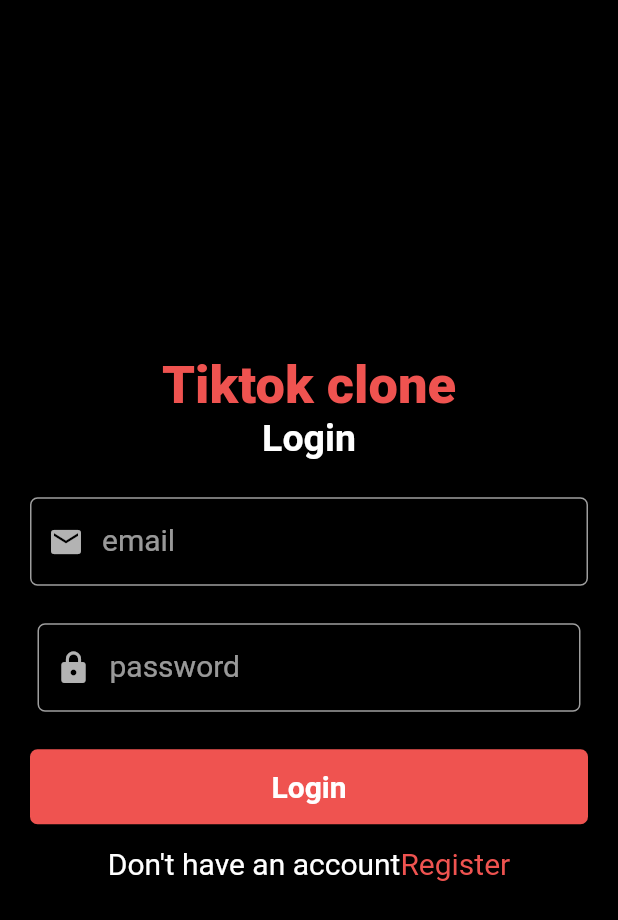
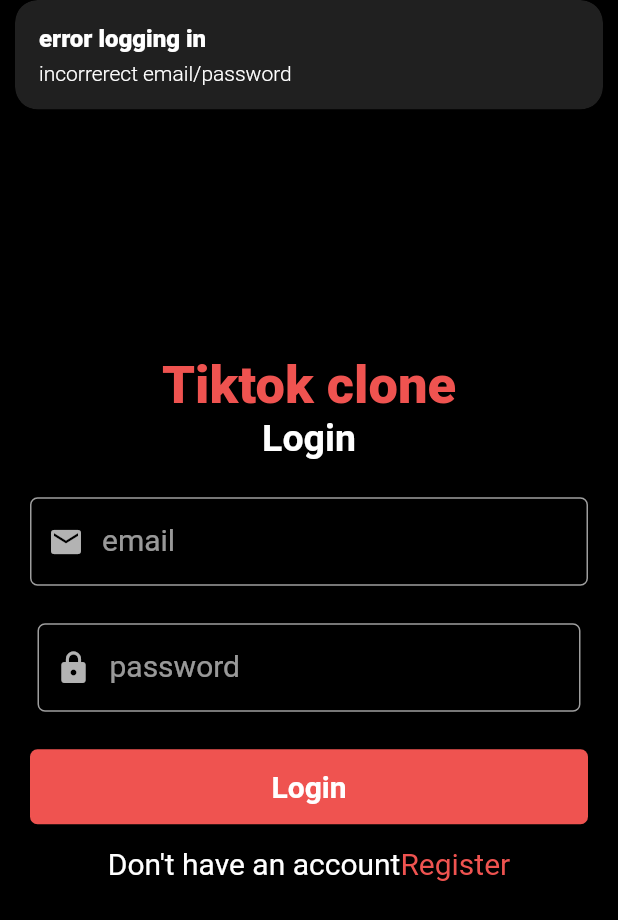
Before and after one commit to ahmedabzk/tiktok-clone, a Flutter app: the LoginScreen screen opened directly, after a tap on "Login", on a phone screen of 412 x 824 dp. Shown: the top 920 px of the screen. Run offline on Flutter 3.47's test engine with Material 2 defaults, Android fonts, the phone set to English and light mode, and no system bars; our stand-ins replace cloud_firestore, firebase_auth, firebase_core, firebase_storage, get, image_picker; accounts and stored records are empty.

Commit message:
added login auth

```diff
--- a/lib/controllers/auth_controller.dart
+++ b/lib/controllers/auth_controller.dart
@@ -66,4 +66,24 @@ class AuthController extends GetxController {
       );
     }
   }
+
+  void loginUser(String email, String password) async {
+    try {
+      if (email.isNotEmpty && password.isNotEmpty) {
+        await firebaseAuth.signInWithEmailAndPassword(
+            email: email, password: password);
+        print('login success');
+      } else {
+        Get.snackbar(
+          'error logging in ',
+          'incorrerect email/password',
+        );
+      }
+    } catch (e) {
+      Get.snackbar(
+        'error logging in ',
+        e.toString(),
+      );
+    }
+  }
 }
--- a/lib/main.dart
+++ b/lib/main.dart
@@ -25,7 +25,7 @@ class MyApp extends StatelessWidget {
       title: "TikTok clone",
       theme:
           ThemeData.dark().copyWith(scaffoldBackgroundColor: backgroundColour),
-      home: SignUpScreen(),
+      home: LoginScreen(),
     );
   }
 }
--- a/lib/views/screens/auth/login_screen.dart
+++ b/lib/views/screens/auth/login_screen.dart
@@ -65,9 +65,8 @@ class LoginScreen extends StatelessWidget {
                 ),
               ),
               child: InkWell(
-                onTap: () {
-                  print('login user');
-                },
+                onTap: () => authController.loginUser(
+                    _emailController.text, _passwordController.text),
                 child: Center(
                   child: Text(
                     'Login',
```
